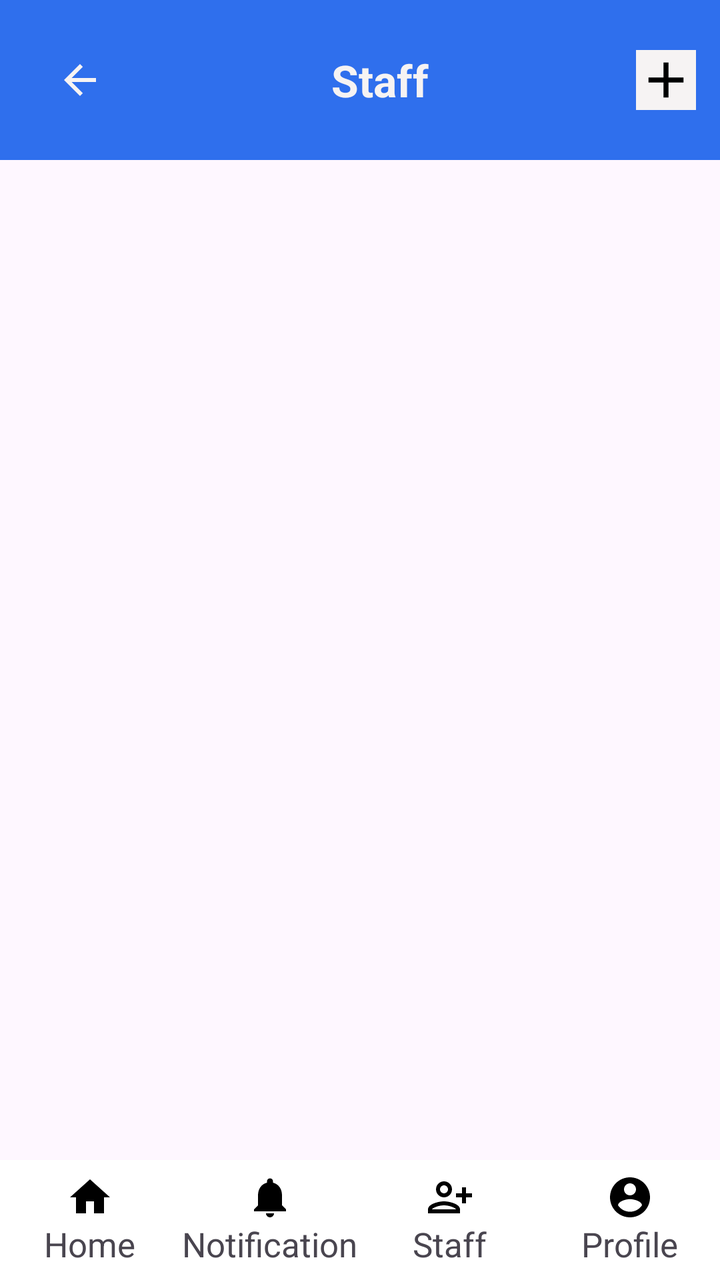
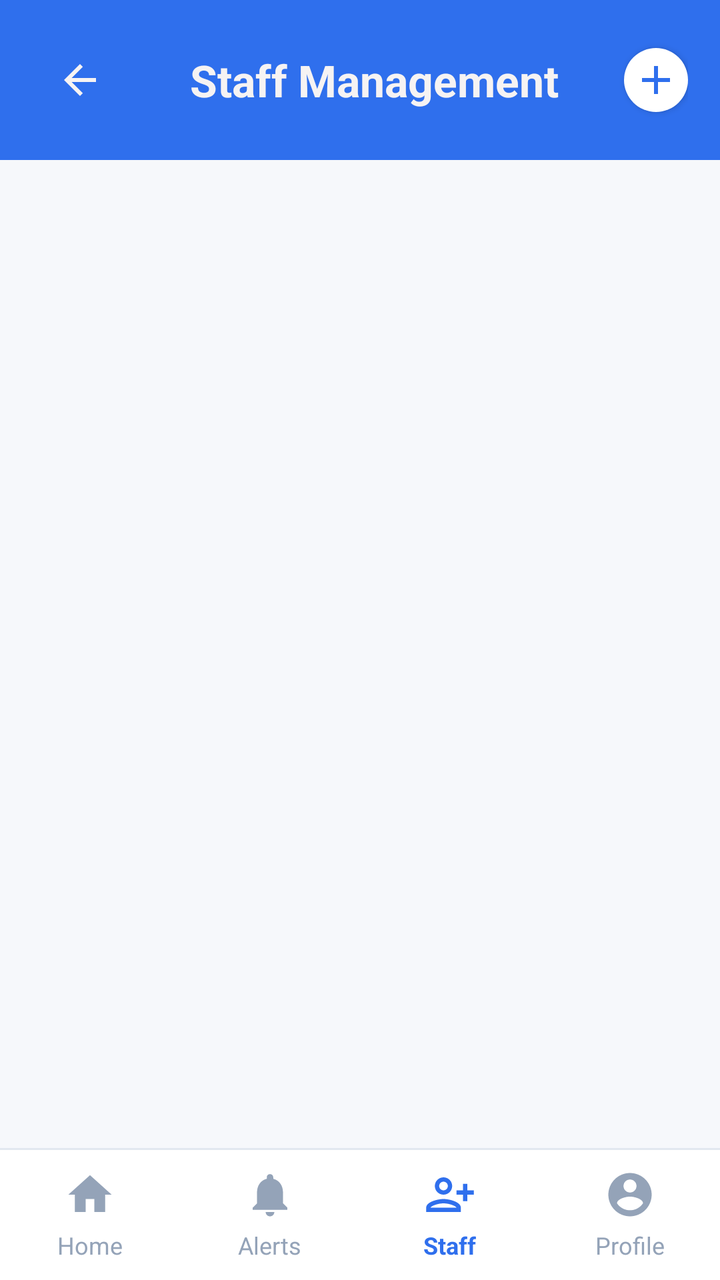

The first picture is an Android layout as it rendered before a commit; the second is the same layout after the commit. The layout source and the unified diff follow.
<!-- AndroidManifest.xml: application theme Theme.HostelComplaintApp -->
<!-- res/layout/activity_staff_manage.xml -->
<?xml version="1.0" encoding="utf-8"?>
<LinearLayout xmlns:android="http://schemas.android.com/apk/res/android"
    xmlns:app="http://schemas.android.com/apk/res-auto"
    android:id="@+id/main"
    android:layout_width="match_parent"
    android:layout_height="match_parent"
    android:orientation="vertical">

    


    <androidx.appcompat.widget.Toolbar
        android:layout_width="match_parent"
        android:layout_height="80dp"
        android:background="@drawable/toolbar_bg">

        <LinearLayout
            android:layout_width="match_parent"
            android:layout_height="match_parent"
            android:orientation="horizontal"
            android:gravity="center_vertical"
            android:padding="12dp">

            <ImageView
                android:id="@+id/btnBack"
                android:layout_width="24dp"
                android:layout_height="24dp"
                android:src="@drawable/baseline_arrow_back_24"
                app:tint="@color/white"
                android:layout_marginEnd="10dp" />

            <TextView
                android:layout_width="0dp"
                android:layout_height="wrap_content"
                android:layout_weight="1"
                android:text="Staff"
                android:textColor="@color/white"
                android:textSize="22sp"
                android:textStyle="bold"
                android:gravity="center"/>

            <ImageView
            android:id="@+id/addStaffBtn"
            android:layout_width="30dp"
            android:layout_height="30dp"
            android:src="@drawable/baseline_add_24"
            android:background="@color/white"/>
        </LinearLayout>

    </androidx.appcompat.widget.Toolbar>

    

    
    <ScrollView
        android:layout_width="match_parent"
        android:layout_height="0dp"
        android:layout_weight="1">

        <LinearLayout
            android:layout_width="match_parent"
            android:layout_height="wrap_content"
            android:orientation="vertical"
            android:id="@+id/staffContainer">



            



        </LinearLayout>

    </ScrollView>


    


    <LinearLayout
        android:layout_width="match_parent"
        android:layout_height="60dp"
        android:orientation="horizontal"
        android:background="@drawable/bottom_nav_bg"
        android:weightSum="4">

        
        <LinearLayout
            android:layout_width="0dp"
            android:layout_height="match_parent"
            android:layout_weight="1"
            android:gravity="center"
            android:orientation="vertical">


            <ImageView
                android:id="@+id/gotohomepg"
                android:layout_width="24dp"
                android:layout_height="24dp"
                android:src="@drawable/baseline_home_24"/>

            <TextView
                android:layout_width="wrap_content"
                android:layout_height="wrap_content"
                android:text="Home"
                android:textSize="17dp"/>
        </LinearLayout>


        <LinearLayout
            android:layout_width="0dp"
            android:layout_height="match_parent"
            android:layout_weight="1"
            android:gravity="center"
            android:orientation="vertical">

            <ImageView
                android:id="@+id/btnNotification"
                android:layout_width="24dp"
                android:layout_height="24dp"
                android:src="@drawable/baseline_notifications_24"/>

            <TextView
                android:layout_width="wrap_content"
                android:layout_height="wrap_content"
                android:text="Notification"
                android:textSize="17dp"/>
        </LinearLayout>

        <LinearLayout
            android:layout_width="0dp"
            android:layout_height="match_parent"
            android:layout_weight="1"
            android:gravity="center"
            android:orientation="vertical">

            <ImageView
                android:layout_width="24dp"
                android:layout_height="24dp"
                android:id="@+id/staff_manage"
                android:src="@drawable/baseline_person_add_alt_24"/>

            <TextView
                android:layout_width="wrap_content"
                android:layout_height="wrap_content"
                android:text="Staff"
                android:textSize="17dp"/>
        </LinearLayout>

        <LinearLayout
            android:layout_width="0dp"
            android:layout_height="match_parent"
            android:layout_weight="1"
            android:gravity="center"
            android:orientation="vertical">

            <ImageView
                android:layout_width="24dp"
                android:id="@+id/imgprof"
                android:layout_height="24dp"
                android:src="@drawable/baseline_account_circle_24"/>

            <TextView
                android:layout_width="wrap_content"
                android:layout_height="wrap_content"
                android:text="Profile"
                android:textSize="17dp"/>
        </LinearLayout>


        



    </LinearLayout>




</LinearLayout>
<!-- resources referenced by this layout -->
<resources>
  <color name="white">#F6F3F3</color>
  <!-- drawable baseline_account_circle_24 (drawable) -->
  <vector xmlns:android="http://schemas.android.com/apk/res/android" android:height="24dp" android:tint="#000000" android:viewportHeight="24" android:viewportWidth="24" android:width="24dp">
        
      <path android:fillColor="@android:color/white" android:pathData="M12,2C6.48,2 2,6.48 2,12s4.48,10 10,10 10,-4.48 10,-10S17.52,2 12,2zM12,5c1.66,0 3,1.34 3,3s-1.34,3 -3,3 -3,-1.34 -3,-3 1.34,-3 3,-3zM12,19.2c-2.5,0 -4.71,-1.28 -6,-3.22 0.03,-1.99 4,-3.08 6,-3.08 1.99,0 5.97,1.09 6,3.08 -1.29,1.94 -3.5,3.22 -6,3.22z"/>
      
  </vector>
  <!-- drawable baseline_add_24 (drawable) -->
  <vector xmlns:android="http://schemas.android.com/apk/res/android" android:height="24dp" android:tint="#000000" android:viewportHeight="24" android:viewportWidth="24" android:width="24dp">
        
      <path android:fillColor="@android:color/white" android:pathData="M19,13h-6v6h-2v-6H5v-2h6V5h2v6h6v2z"/>
      
  </vector>
  <!-- drawable baseline_arrow_back_24 (drawable) -->
  <vector xmlns:android="http://schemas.android.com/apk/res/android" android:autoMirrored="true" android:height="24dp" android:tint="#000000" android:viewportHeight="24" android:viewportWidth="24" android:width="24dp">
        
      <path android:fillColor="@android:color/white" android:pathData="M20,11H7.83l5.59,-5.59L12,4l-8,8 8,8 1.41,-1.41L7.83,13H20v-2z"/>
      
  </vector>
  <!-- drawable baseline_home_24 (drawable) -->
  <vector xmlns:android="http://schemas.android.com/apk/res/android" android:height="24dp" android:tint="#000000" android:viewportHeight="24" android:viewportWidth="24" android:width="24dp">
        
      <path android:fillColor="@android:color/white" android:pathData="M10,20v-6h4v6h5v-8h3L12,3 2,12h3v8z"/>
      
  </vector>
  <!-- drawable baseline_notifications_24 (drawable) -->
  <vector xmlns:android="http://schemas.android.com/apk/res/android" android:height="24dp" android:tint="#000000" android:viewportHeight="24" android:viewportWidth="24" android:width="24dp">
        
      <path android:fillColor="@android:color/white" android:pathData="M12,22c1.1,0 2,-0.9 2,-2h-4c0,1.1 0.89,2 2,2zM18,16v-5c0,-3.07 -1.64,-5.64 -4.5,-6.32L13.5,4c0,-0.83 -0.67,-1.5 -1.5,-1.5s-1.5,0.67 -1.5,1.5v0.68C7.63,5.36 6,7.92 6,11v5l-2,2v1h16v-1l-2,-2z"/>
      
  </vector>
  <!-- drawable baseline_person_add_alt_24 (drawable) -->
  <vector xmlns:android="http://schemas.android.com/apk/res/android" android:height="24dp" android:tint="#000000" android:viewportHeight="24" android:viewportWidth="24" android:width="24dp">
        
      <path android:fillColor="@android:color/white" android:pathData="M13,8c0,-2.21 -1.79,-4 -4,-4S5,5.79 5,8s1.79,4 4,4S13,10.21 13,8zM11,8c0,1.1 -0.9,2 -2,2S7,9.1 7,8s0.9,-2 2,-2S11,6.9 11,8zM1,18v2h16v-2c0,-2.66 -5.33,-4 -8,-4S1,15.34 1,18zM3,18c0.2,-0.71 3.3,-2 6,-2c2.69,0 5.78,1.28 6,2H3zM20,15v-3h3v-2h-3V7h-2v3h-3v2h3v3H20z"/>
      
  </vector>
  <!-- drawable bottom_nav_bg (drawable) -->
  <?xml version="1.0" encoding="utf-8"?>
  <shape xmlns:android="http://schemas.android.com/apk/res/android">
      <solid android:color="#FFFFFF"/>
      
  </shape>
  <!-- drawable toolbar_bg (drawable) -->
  <?xml version="1.0" encoding="utf-8"?>
  <shape xmlns:android="http://schemas.android.com/apk/res/android">
      <solid android:color="#2F6FED"/>
  </shape>
  <style name="Theme.HostelComplaintApp" parent="Base.Theme.HostelComplaintApp" />
  <style name="Base.Theme.HostelComplaintApp" parent="Theme.Material3.DayNight.NoActionBar">
          
          
      </style>
</resources>

<!-- the commit's change to res/layout/activity_staff_manage.xml (unified diff, before → after) -->
@@ -4,22 +4,23 @@
     android:id="@+id/main"
     android:layout_width="match_parent"
     android:layout_height="match_parent"
+    android:background="#F6F8FB"
     android:orientation="vertical">
 
     
-
-
     <androidx.appcompat.widget.Toolbar
         android:layout_width="match_parent"
         android:layout_height="80dp"
-        android:background="@drawable/toolbar_bg">
+        android:background="@drawable/toolbar_bg"
+        android:elevation="4dp">
 
         <LinearLayout
             android:layout_width="match_parent"
             android:layout_height="match_parent"
             android:orientation="horizontal"
             android:gravity="center_vertical"
-            android:padding="12dp">
+            android:paddingStart="12dp"
+            android:paddingEnd="16dp">
 
             <ImageView
                 android:id="@+id/btnBack"
@@ -33,148 +34,167 @@
                 android:layout_width="0dp"
                 android:layout_height="wrap_content"
                 android:layout_weight="1"
-                android:text="Staff"
+                android:text="Staff Management"
                 android:textColor="@color/white"
                 android:textSize="22sp"
                 android:textStyle="bold"
                 android:gravity="center"/>
 
             <ImageView
-            android:id="@+id/addStaffBtn"
-            android:layout_width="30dp"
-            android:layout_height="30dp"
-            android:src="@drawable/baseline_add_24"
-            android:background="@color/white"/>
-        </LinearLayout>
-
+                android:id="@+id/addStaffBtn"
+                android:layout_width="32dp"
+                android:layout_height="32dp"
+                android:src="@drawable/baseline_add_24"
+                android:background="@drawable/circular_bg_white"
+                android:padding="4dp"
+                app:tint="#2F6FED"
+                android:elevation="2dp"/>
+        </LinearLayout>
     </androidx.appcompat.widget.Toolbar>
-
-    
 
     
     <ScrollView
         android:layout_width="match_parent"
         android:layout_height="0dp"
-        android:layout_weight="1">
+        android:layout_weight="1"
+        android:padding="12dp"
+        android:clipToPadding="false">
 
         <LinearLayout
             android:layout_width="match_parent"
             android:layout_height="wrap_content"
             android:orientation="vertical"
             android:id="@+id/staffContainer">
-
-
-
             
-
-
-
-        </LinearLayout>
-
+        </LinearLayout>
     </ScrollView>
 
-
     
-
+    <View
+        android:layout_width="match_parent"
+        android:layout_height="1dp"
+        android:background="#E2E8F0" />
 
     <LinearLayout
         android:layout_width="match_parent"
-        android:layout_height="60dp"
+        android:layout_height="65dp"
+        android:background="#FFFFFF"
         android:orientation="horizontal"
-        android:background="@drawable/bottom_nav_bg"
         android:weightSum="4">
 
         
         <LinearLayout
-            android:layout_width="0dp"
-            android:layout_height="match_parent"
-            android:layout_weight="1"
-            android:gravity="center"
-            android:orientation="vertical">
-
+            android:id="@+id/llHome"
+            android:layout_width="0dp"
+            android:layout_height="match_parent"
+            android:layout_weight="1"
+            android:gravity="center"
+            android:orientation="vertical"
+            android:clickable="true"
+            android:focusable="true">
 
             <ImageView
                 android:id="@+id/gotohomepg"
-                android:layout_width="24dp"
-                android:layout_height="24dp"
-                android:src="@drawable/baseline_home_24"/>
-
-            <TextView
+                android:layout_width="26dp"
+                android:layout_height="26dp"
+                android:src="@drawable/baseline_home_24"
+                app:tint="#94A3B8"/>
+
+            <TextView
+                android:id="@+id/tvHome"
                 android:layout_width="wrap_content"
                 android:layout_height="wrap_content"
                 android:text="Home"
-                android:textSize="17dp"/>
-        </LinearLayout>
-
-
-        <LinearLayout
-            android:layout_width="0dp"
-            android:layout_height="match_parent"
-            android:layout_weight="1"
-            android:gravity="center"
-            android:orientation="vertical">
+                android:textColor="#94A3B8"
+                android:textSize="12sp"
+                android:layout_marginTop="4dp"/>
+        </LinearLayout>
+
+        
+        <LinearLayout
+            android:id="@+id/llNotification"
+            android:layout_width="0dp"
+            android:layout_height="match_parent"
+            android:layout_weight="1"
+            android:gravity="center"
+            android:orientation="vertical"
+            android:clickable="true"
+            android:focusable="true">
 
             <ImageView
                 android:id="@+id/btnNotification"
-                android:layout_width="24dp"
-                android:layout_height="24dp"
-                android:src="@drawable/baseline_notifications_24"/>
-
-            <TextView
-                android:layout_width="wrap_content"
-                android:layout_height="wrap_content"
-                android:text="Notification"
-                android:textSize="17dp"/>
-        </LinearLayout>
-
-        <LinearLayout
-            android:layout_width="0dp"
-            android:layout_height="match_parent"
-            android:layout_weight="1"
-            android:gravity="center"
-            android:orientation="vertical">
-
-            <ImageView
-                android:layout_width="24dp"
-                android:layout_height="24dp"
+                android:layout_width="26dp"
+                android:layout_height="26dp"
+                android:src="@drawable/baseline_notifications_24"
+                app:tint="#94A3B8"/>
+
+            <TextView
+                android:id="@+id/tvNotification"
+                android:layout_width="wrap_content"
+                android:layout_height="wrap_content"
+                android:text="Alerts"
+                android:textColor="#94A3B8"
+                android:textSize="12sp"
+                android:layout_marginTop="4dp"/>
+        </LinearLayout>
+
+        
+        <LinearLayout
+            android:id="@+id/llStaff"
+            android:layout_width="0dp"
+            android:layout_height="match_parent"
+            android:layout_weight="1"
+            android:gravity="center"
+            android:orientation="vertical"
+            android:clickable="true"
+            android:focusable="true">
+
+            <ImageView
                 android:id="@+id/staff_manage"
-                android:src="@drawable/baseline_person_add_alt_24"/>
-
-            <TextView
+                android:layout_width="26dp"
+                android:layout_height="26dp"
+                android:src="@drawable/baseline_person_add_alt_24"
+                app:tint="#2F6FED"/>
+
+            <TextView
+                android:id="@+id/tvStaff"
                 android:layout_width="wrap_content"
                 android:layout_height="wrap_content"
                 android:text="Staff"
-                android:textSize="17dp"/>
-        </LinearLayout>
-
-        <LinearLayout
-            android:layout_width="0dp"
-            android:layout_height="match_parent"
-            android:layout_weight="1"
-            android:gravity="center"
-            android:orientation="vertical">
-
-            <ImageView
-                android:layout_width="24dp"
+                android:textColor="#2F6FED"
+                android:textSize="12sp"
+                android:textStyle="bold"
+                android:layout_marginTop="4dp"/>
+        </LinearLayout>
+
+        
+        <LinearLayout
+            android:id="@+id/llProfile"
+            android:layout_width="0dp"
+            android:layout_height="match_parent"
+            android:layout_weight="1"
+            android:gravity="center"
+            android:orientation="vertical"
+            android:clickable="true"
+            android:focusable="true">
+
+            <ImageView
                 android:id="@+id/imgprof"
-                android:layout_height="24dp"
-                android:src="@drawable/baseline_account_circle_24"/>
-
-            <TextView
+                android:layout_width="26dp"
+                android:layout_height="26dp"
+                android:src="@drawable/baseline_account_circle_24"
+                app:tint="#94A3B8"/>
+
+            <TextView
+                android:id="@+id/tvProfile"
                 android:layout_width="wrap_content"
                 android:layout_height="wrap_content"
                 android:text="Profile"
-                android:textSize="17dp"/>
-        </LinearLayout>
-
-
-        
-
-
+                android:textColor="#94A3B8"
+                android:textSize="12sp"
+                android:layout_marginTop="4dp"/>
+        </LinearLayout>
 
     </LinearLayout>
 
-
-
-
 </LinearLayout>
<!-- resource entries referenced after the edit -->
@@ -37,11 +37,11 @@
       <path android:fillColor="@android:color/white" android:pathData="M13,8c0,-2.21 -1.79,-4 -4,-4S5,5.79 5,8s1.79,4 4,4S13,10.21 13,8zM11,8c0,1.1 -0.9,2 -2,2S7,9.1 7,8s0.9,-2 2,-2S11,6.9 11,8zM1,18v2h16v-2c0,-2.66 -5.33,-4 -8,-4S1,15.34 1,18zM3,18c0.2,-0.71 3.3,-2 6,-2c2.69,0 5.78,1.28 6,2H3zM20,15v-3h3v-2h-3V7h-2v3h-3v2h3v3H20z"/>
       
   </vector>
-  <!-- drawable bottom_nav_bg (drawable) -->
+  <!-- drawable circular_bg_white (drawable) -->
   <?xml version="1.0" encoding="utf-8"?>
-  <shape xmlns:android="http://schemas.android.com/apk/res/android">
-      <solid android:color="#FFFFFF"/>
-      
+  <shape xmlns:android="http://schemas.android.com/apk/res/android"
+      android:shape="oval">
+      <solid android:color="#FFFFFF" />
   </shape>
   <!-- drawable toolbar_bg (drawable) -->
   <?xml version="1.0" encoding="utf-8"?>
@@ -51,7 +51,8 @@
   <style name="Theme.HostelComplaintApp" parent="Base.Theme.HostelComplaintApp" />
   <style name="Base.Theme.HostelComplaintApp" parent="Theme.Material3.DayNight.NoActionBar">
           
-          
+          <item name="colorPrimary">@color/purple</item>
       </style>
+  <color name="purple">#6A0DAD</color>
 </resources>
 
